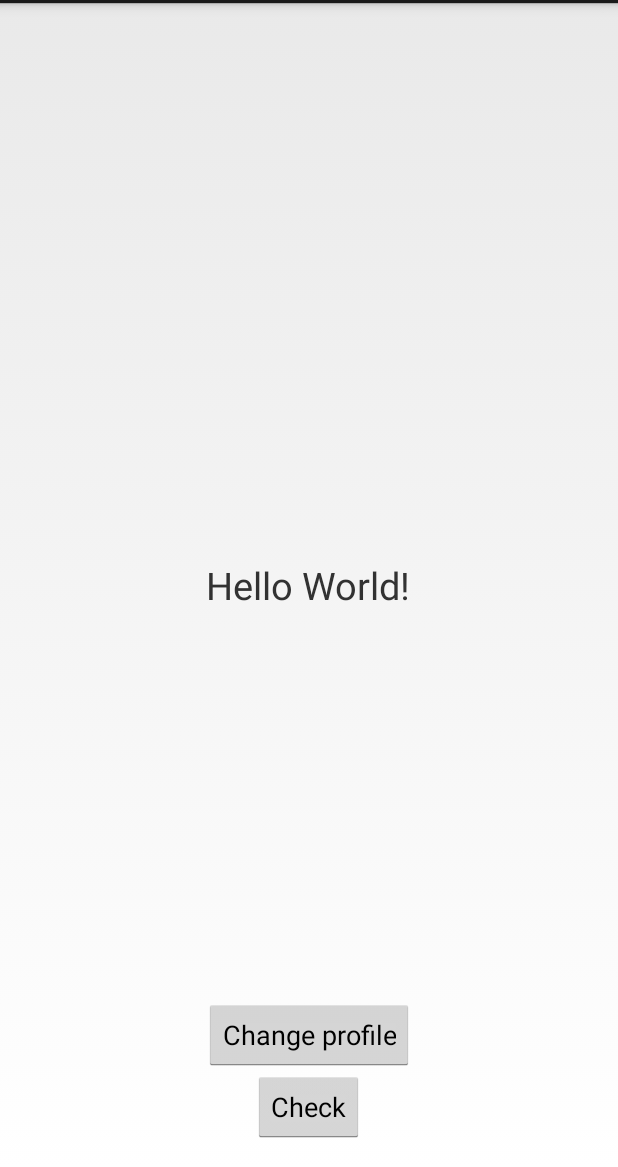
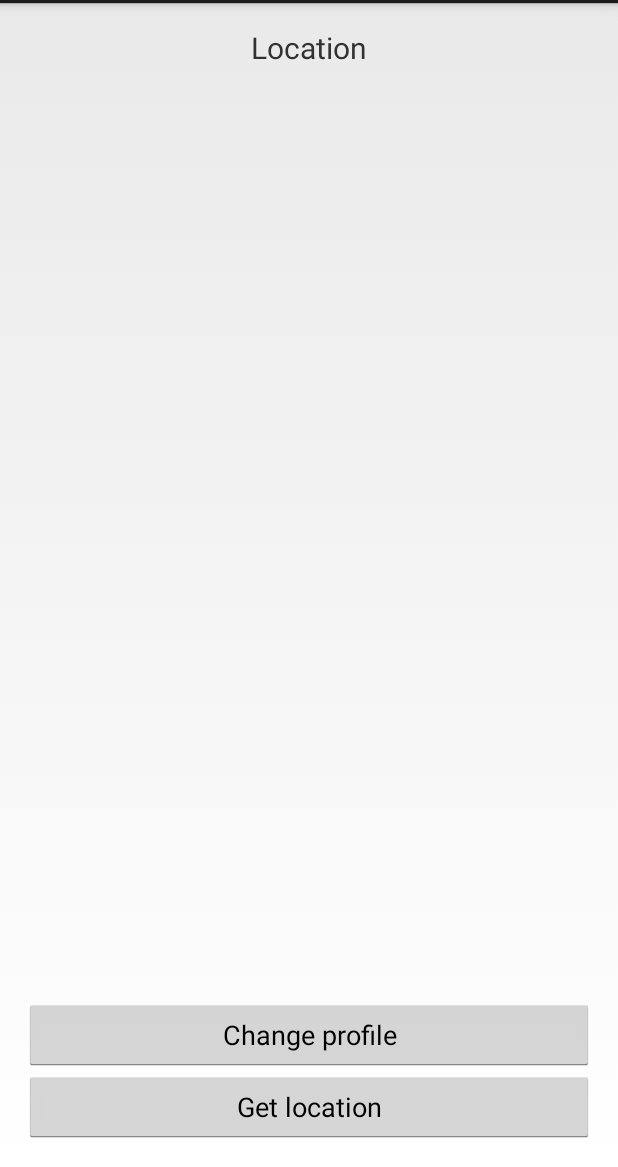
Before and after one commit to kunalkhedkar/SmartProfileChanger, an Android app: the screen it shows after launch (MainActivity), on a phone screen of 412 x 824 dp, the part 69-1236 px from its top. Run offline under Robolectric (Android 15) with nearby library versions, the phone set to English and light mode, and no system bars; 2 statements that could not run were skipped.

Commit message:
2nd commit

```diff
--- a/app/src/main/res/layout/activity_main.xml
+++ b/app/src/main/res/layout/activity_main.xml
@@ -12,18 +12,19 @@
 
     <TextView
         android:id="@+id/status"
-        android:textSize="25sp"
-        android:layout_centerInParent="true"
+        android:textSize="20sp"
         android:layout_width="wrap_content"
         android:layout_height="wrap_content"
-        android:text="Hello World!" />
+        android:text="Location"
+        android:layout_alignParentTop="true"
+        android:layout_centerHorizontal="true" />
 
     <Button
         android:id="@+id/checkLocation"
-        android:onClick="onClickCheckButton"
-        android:layout_width="wrap_content"
+        android:onClick="onClick_getCurrentLocationButton"
+        android:layout_width="match_parent"
         android:layout_height="wrap_content"
-        android:text="Check"
+        android:text="Get location"
         android:layout_alignParentBottom="true"
         android:layout_centerHorizontal="true"
         />
@@ -31,7 +32,7 @@
     <Button
         android:onClick="onclick_changeProfileButton"
         android:layout_centerHorizontal="true"
-        android:layout_width="wrap_content"
+        android:layout_width="match_parent"
         android:layout_height="wrap_content"
         android:text="Change profile"
         android:layout_above="@+id/checkLocation" />
```
Also changed, not shown: app/src/main/java/com/example/kunal/smartprofilechanger/MainActivity.java (+15 -12 lines).
